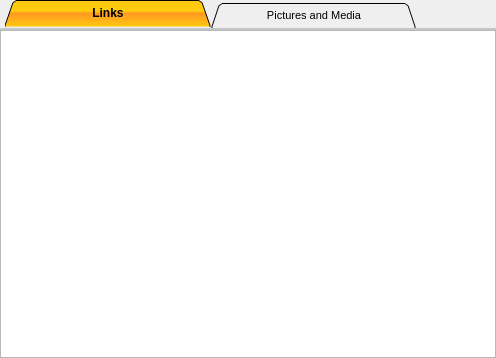
First picture: the form in src/widgets/linkwidget.ui, repository setvisible/ArrowDL, before the edit.
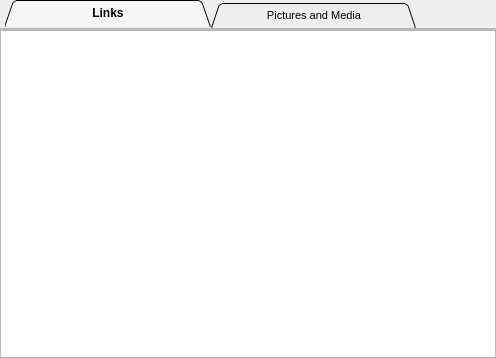
Second picture: the form after the edit. Custom widgets are drawn as their Qt base class.

Commit message: [UI] Fix color palette, stylesheets and image urls

Diff of the .ui file:
```diff
--- a/src/widgets/linkwidget.ui
+++ b/src/widgets/linkwidget.ui
@@ -33,37 +33,38 @@
      </property>
      <property name="styleSheet">
       <string notr="true">QTabWidget::pane { /* The tab widget frame */
-border-top: 2px solid #C2C7CB;
+	border-top: 2px solid palette(mid);
 }
 
 QTabWidget::tab-bar {
-left: 5px; /* move to the right by 5px */
+	left: 5px; /* move to the right by 5px */
 }
 
 /* Style the tab using the tab sub-control. Note that it reads QTabBar _not_ QTabWidget */
 QTabBar::tab {
-height: 20px;
-width: 200px;
-background: qlineargradient(x1: 0, y1: 0, x2: 0, y2: 1, stop: 0 #E1E1E1, stop: 0.4 #DDDDDD, stop: 0.5 #D8D8D8, stop: 1.0 #D3D3D3);
-border: 1px solid #C4C4C3;
-border-bottom-color: #C2C7CB; /* same as the pane color */
-border-top-left-radius: 4px;
-border-top-right-radius: 4px;
-min-width: 8ex;
-padding: 2px;
-}
-QTabBar::tab:selected,
-QTabBar::tab:hover {
-background: qlineargradient(x1: 0, y1: 0, x2: 0, y2: 1, stop: 0 #ffc90e, stop: 0.4 #ffcc0e, stop: 0.5 #ff9922, stop: 1.0 #ffc90e);
-/*background: qlineargradient(x1: 0, y1: 0, x2: 0, y2: 1, stop: 0 #fafafa, stop: 0.4 #f4f4f4, stop: 0.5 #e7e7e7, stop: 1.0 #fafafa);*/
+	height: 20px;
+	width: 200px;
+	color: palette(text);
+    background-color: palette(base);
+	border: 1px solid palette(text);
+	border-bottom-color: palette(mid); /* same as the pane color */
+	border-top-left-radius: 4px;
+	border-top-right-radius: 4px;
+	min-width: 8ex;
+	padding: 2px;
 }
 QTabBar::tab:selected {
-border-color: #9B9B9B;
-border-bottom-color: #C2C7CB; /* same as pane color */
+	background-color: palette(alternate-base);
+	border-color: palette(text);
+	border-bottom-color: palette(mid); /* same as pane color */
 }
+QTabBar::tab:hover:!selected {
+	background-color: palette(alternate-base);
+}
+
 QTabBar::tab:!selected {
-margin-top: 2px; /* make non-selected tabs look smaller */
-font: 8pt;
+	margin-top: 2px; /* make non-selected tabs look smaller */
+	font: 8pt;
 }
 </string>
      </property>
```
The commit also changes 35 other files.
